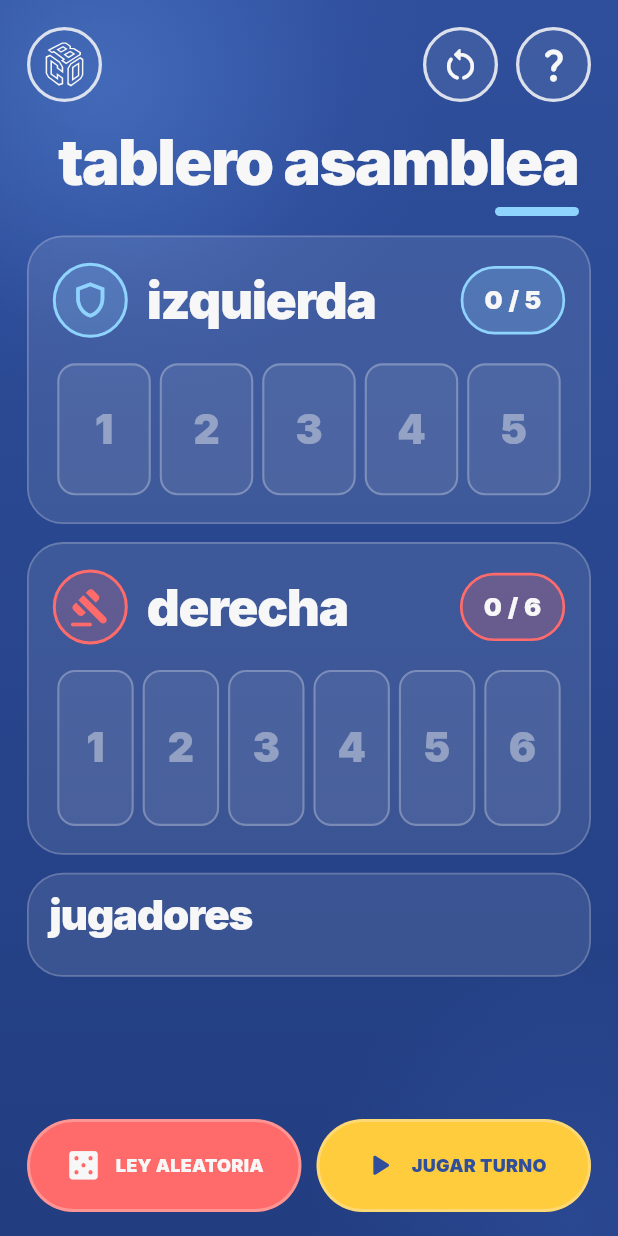
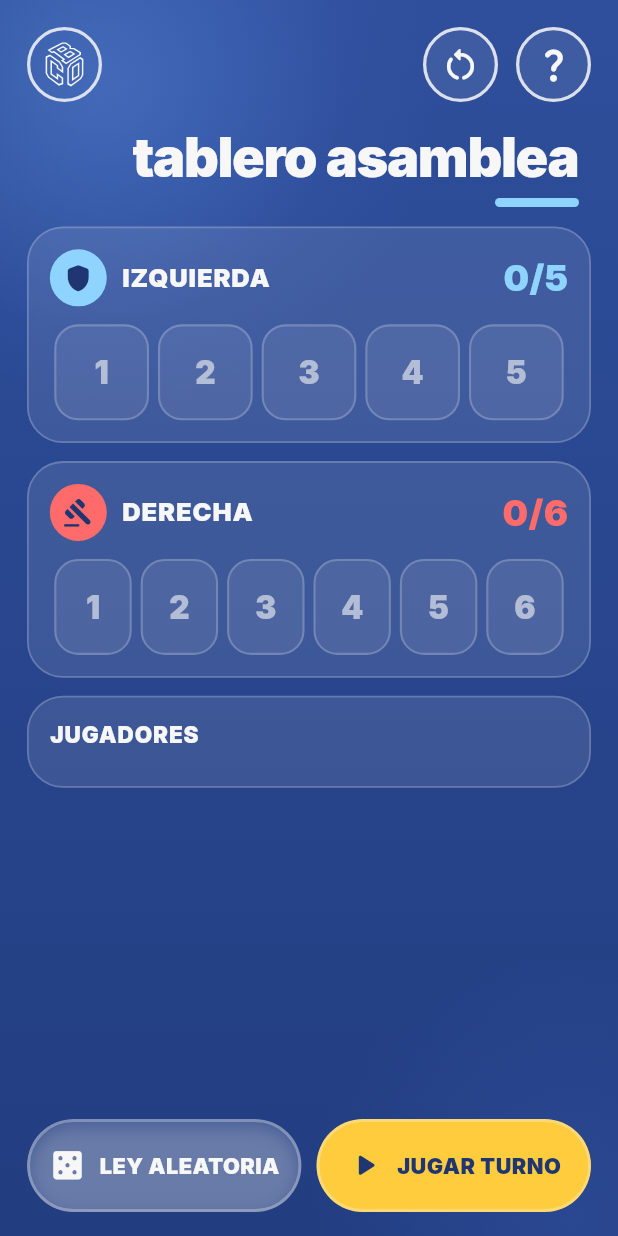
Before and after one commit to Anioljordan/minijuegos_app, a Flutter app: the AsambleaBoardScreen screen opened directly, on a phone screen of 412 x 824 dp. Run offline on Flutter 3.47's test engine with Material 3 defaults, Android fonts, the phone set to English and light mode, and no system bars; our stand-ins replace audioplayers, flutter_svg, shared_preferences; accounts and stored records are empty.

Commit message:
feat: tablero de La Asamblea más limpio
Los poderes de la derecha cortaban su texto dentro de la casilla: ahora
la casilla lleva solo el icono y debajo hay una leyenda. Cabeceras más
compactas, jugadores como fichas (los eliminados tachados), título más
pequeño y traducido, y LEY ALEATORIA como botón secundario de cristal.

Co-Authored-By: Claude Opus 5.5 <noreply@anthropic.com>

```diff
--- a/lib/core/ui_extra_i18n.dart
+++ b/lib/core/ui_extra_i18n.dart
@@ -415,6 +415,7 @@ const Map<String, String> uiCaExact = {
   'LISTA DE PRUEBAS': 'LLISTA DE REPTES',
   'ELIGE': 'TRIA',
   'reparto de roles': 'repartiment de rols',
+  'tablero asamblea': 'tauler assemblea',
   'TU ROL': 'EL TEU ROL',
   'Baja la tarjeta para ocultarlo antes de pasar el móvil.': 'Baixa la targeta per amagar-lo abans de passar el mòbil.',
   'ARRASTRA LA TARJETA': 'ARROSSEGA LA TARGETA',
@@ -1000,6 +1001,7 @@ const Map<String, String> uiEnExact = {
   'LISTA DE PRUEBAS': 'DARE LIST',
   'ELIGE': 'CHOOSE',
   'reparto de roles': 'role assignment',
+  'tablero asamblea': 'assembly board',
   'TU ROL': 'YOUR ROLE',
   'Baja la tarjeta para ocultarlo antes de pasar el móvil.': 'Swipe the card down to hide it before passing the phone.',
   'ARRASTRA LA TARJETA': 'DRAG THE CARD',
--- a/lib/screens/asamblea_board_screen.dart
+++ b/lib/screens/asamblea_board_screen.dart
@@ -1915,7 +1915,7 @@ class _AsambleaBoardScreenState extends State<AsambleaBoardScreen> {
   }
 
   Widget buildTopBar({required bool compact}) {
-    final titleSize = compact ? 34.0 : 42.0;
+    final titleSize = compact ? 30.0 : 36.0;
 
     return Column(
       crossAxisAlignment: CrossAxisAlignment.stretch,
@@ -1994,6 +1994,9 @@ class _AsambleaBoardScreenState extends State<AsambleaBoardScreen> {
     );
   }
 
+  /// Marcador de leyes de un bando: cabecera compacta, casillas y, si el
+  /// bando tiene poderes, una leyenda que los explica (en la casilla solo
+  /// va el icono, así nunca se corta el texto).
   Widget _buildLeyTrack({
     required String title,
     required int total,
@@ -2002,16 +2005,20 @@ class _AsambleaBoardScreenState extends State<AsambleaBoardScreen> {
     required bool compact,
     bool mostrarAcciones = false,
   }) {
-    final cellHeight = mostrarAcciones
-        ? (compact ? 86.0 : 104.0)
-        : (compact ? 72.0 : 88.0);
+    final cellHeight = compact ? 54.0 : 64.0;
+    final poderes = <PoderDerecha>[
+      if (mostrarAcciones)
+        for (var c = 1; c <= total; c++)
+          if (_getPoderDerechaPorCasilla(c) != PoderDerecha.none)
+            _getPoderDerechaPorCasilla(c),
+    ].toSet().toList();
 
     return buildPanel(
       padding: EdgeInsets.fromLTRB(
-        compact ? 12 : 16,
-        compact ? 13 : 17,
-        compact ? 12 : 16,
-        compact ? 14 : 18,
+        14,
+        compact ? 12 : 14,
+        14,
+        compact ? 12 : 14,
       ),
       child: Column(
         crossAxisAlignment: CrossAxisAlignment.stretch,
@@ -2019,56 +2026,40 @@ class _AsambleaBoardScreenState extends State<AsambleaBoardScreen> {
           Row(
             children: [
               Container(
-                width: compact ? 42 : 50,
-                height: compact ? 42 : 50,
-                decoration: BoxDecoration(
-                  color: color.withValues(alpha: 0.18),
-                  shape: BoxShape.circle,
-                  border: Border.all(color: color, width: 2),
-                ),
+                width: compact ? 34 : 38,
+                height: compact ? 34 : 38,
+                decoration: BoxDecoration(color: color, shape: BoxShape.circle),
                 child: Icon(
                   title == 'Izquierda'
-                      ? Icons.shield_outlined
+                      ? Icons.shield_rounded
                       : Icons.gavel_rounded,
-                  color: color,
-                  size: compact ? 23 : 28,
+                  color: CuboColors.blueInk,
+                  size: compact ? 19 : 21,
                 ),
               ),
-              SizedBox(width: compact ? 10 : 13),
+              const SizedBox(width: 10),
               Expanded(
                 child: Text(
-                  tr(title).toLowerCase(),
-                  style: TextStyle(
-                    color: CuboColors.white,
-                    fontSize: compact ? 29 : 34,
-                    height: 0.92,
-                    fontWeight: FontWeight.w900,
-                    letterSpacing: -0.8,
-                  ),
-                ),
-              ),
-              Container(
-                padding: EdgeInsets.symmetric(
-                  horizontal: compact ? 11 : 14,
-                  vertical: compact ? 7 : 9,
-                ),
-                decoration: BoxDecoration(
-                  color: color.withValues(alpha: 0.22),
-                  borderRadius: BorderRadius.circular(999),
-                  border: Border.all(color: color, width: 1.8),
-                ),
-                child: Text(
-                  '$active / $total',
+                  tr(title).toUpperCase(),
                   style: TextStyle(
                     color: CuboColors.white,
                     fontSize: compact ? 15 : 17,
                     fontWeight: FontWeight.w900,
-                  ),
+                    letterSpacing: 0.6,
+                  ),
+                ),
+              ),
+              Text(
+                '$active/$total',
+                style: TextStyle(
+                  color: color,
+                  fontSize: compact ? 20 : 24,
+                  fontWeight: FontWeight.w900,
                 ),
               ),
             ],
           ),
-          SizedBox(height: compact ? 13 : 17),
+          SizedBox(height: compact ? 10 : 12),
           Row(
             children: List.generate(total, (index) {
               final filled = index < active;
@@ -2077,200 +2068,155 @@ class _AsambleaBoardScreenState extends State<AsambleaBoardScreen> {
                   ? _getPoderDerechaPorCasilla(casilla)
                   : PoderDerecha.none;
               final tienePoder = poder != PoderDerecha.none;
+              final fg = filled ? CuboColors.blueInk : CuboColors.whiteA(0.6);
 
               return Expanded(
-                child: Container(
+                child: AnimatedContainer(
+                  duration: const Duration(milliseconds: 300),
                   height: cellHeight,
-                  margin: EdgeInsets.symmetric(horizontal: compact ? 2 : 3),
-                  padding: EdgeInsets.symmetric(
-                    horizontal: compact ? 3 : 5,
-                    vertical: compact ? 6 : 8,
-                  ),
+                  margin: const EdgeInsets.symmetric(horizontal: 3),
                   decoration: BoxDecoration(
-                    color: filled ? color : CuboColors.whiteA(0.07),
-                    borderRadius: CuboRadii.smAll,
+                    color: filled ? color : CuboColors.whiteA(0.08),
+                    borderRadius: const BorderRadius.all(Radius.circular(16)),
                     border: Border.all(
-                      color: filled
-                          ? CuboColors.white
-                          : CuboColors.white.withValues(alpha: 0.28),
-                      width: filled ? 2.2 : 1.4,
-                    ),
-                    boxShadow: filled
-                        ? [
-                            BoxShadow(
-                              color: color.withValues(alpha: 0.32),
-                              blurRadius: 12,
-                              offset: const Offset(0, 5),
+                      color: filled ? color : CuboColors.whiteA(0.22),
+                      width: 1.4,
+                    ),
+                  ),
+                  child: Center(
+                    child: filled
+                        ? Icon(Icons.check_rounded, color: fg, size: 26)
+                        : tienePoder
+                        ? Icon(_iconoPoder(poder), color: fg, size: 22)
+                        : Text(
+                            '$casilla',
+                            style: TextStyle(
+                              color: fg,
+                              fontSize: compact ? 18 : 21,
+                              fontWeight: FontWeight.w900,
                             ),
-                          ]
-                        : null,
-                  ),
-                  child: mostrarAcciones && tienePoder
-                      ? Column(
-                          mainAxisAlignment: MainAxisAlignment.center,
-                          children: [
-                            Icon(
-                              _iconoPoder(poder),
-                              color: CuboColors.white,
-                              size: compact ? 22 : 27,
-                            ),
-                            SizedBox(height: compact ? 5 : 7),
-                            Text(
-                              _textoPoder(poder),
-                              textAlign: TextAlign.center,
-                              maxLines: 3,
-                              overflow: TextOverflow.ellipsis,
-                              style: TextStyle(
-                                color: CuboColors.white.withValues(
-                                  alpha: filled ? 1 : 0.80,
-                                ),
-                                fontSize: compact ? 8.2 : 9.5,
-                                fontWeight: FontWeight.w900,
-                                height: 1.05,
-                              ),
-                            ),
-                          ],
-                        )
-                      : Column(
-                          mainAxisAlignment: MainAxisAlignment.center,
-                          children: [
-                            Text(
-                              '$casilla',
-                              style: TextStyle(
-                                color: filled
-                                    ? CuboColors.white
-                                    : CuboColors.white.withValues(alpha: 0.42),
-                                fontSize: compact ? 22 : 27,
-                                fontWeight: FontWeight.w900,
-                              ),
-                            ),
-                            if (filled) ...[
-                              SizedBox(height: compact ? 3 : 5),
-                              Icon(
-                                Icons.check_rounded,
-                                color: CuboColors.white,
-                                size: compact ? 16 : 19,
-                              ),
-                            ],
-                          ],
-                        ),
+                          ),
+                  ),
                 ),
               );
             }),
           ),
+          if (poderes.isNotEmpty) ...[
+            SizedBox(height: compact ? 10 : 12),
+            Wrap(
+              spacing: 14,
+              runSpacing: 6,
+              children: [
+                for (final poder in poderes)
+                  Row(
+                    mainAxisSize: MainAxisSize.min,
+                    children: [
+                      Icon(
+                        _iconoPoder(poder),
+                        color: CuboColors.whiteA(0.75),
+                        size: 16,
+                      ),
+                      const SizedBox(width: 5),
+                      Text(
+                        _textoPoder(poder),
+                        style: TextStyle(
+                          color: CuboColors.whiteA(0.75),
+                          fontSize: 12.5,
+                          fontWeight: FontWeight.w800,
+                        ),
+                      ),
+                    ],
+                  ),
+              ],
+            ),
+          ],
         ],
       ),
     );
   }
 
-  Widget _buildInfoCard(
-    String title,
-    String value,
-    IconData icon,
-    Color color,
-  ) {
-    return Expanded(
-      child: buildPanel(
-        padding: const EdgeInsets.symmetric(horizontal: 10, vertical: 12),
-        child: Column(
-          children: [
-            Icon(icon, color: CuboColors.white, size: 28),
-            const SizedBox(height: 8),
-            Text(
-              tr(title).toUpperCase(),
-              textAlign: TextAlign.center,
-              style: TextStyle(
-                color: CuboColors.white.withValues(alpha: 0.62),
-                fontSize: 10.5,
-                fontWeight: FontWeight.w900,
-                letterSpacing: 0.6,
-              ),
-            ),
-            const SizedBox(height: 6),
-            Text(
-              value,
-              textAlign: TextAlign.center,
-              maxLines: 2,
-              overflow: TextOverflow.ellipsis,
-              style: const TextStyle(
-                color: CuboColors.white,
-                fontSize: 16,
-                fontWeight: FontWeight.w900,
-                height: 1.1,
-              ),
-            ),
-          ],
-        ),
-      ),
-    );
-  }
-
+  /// Jugadores como fichas; los eliminados, tachados y apagados.
   Widget _buildJugadoresList() {
     return buildPanel(
       child: Column(
         crossAxisAlignment: CrossAxisAlignment.start,
         children: [
-          sectionTitle('Jugadores'),
-          const SizedBox(height: 12),
-          ...players.asMap().entries.map((entry) {
-            final i = entry.key;
-            final player = entry.value;
-
-            return Container(
-              margin: const EdgeInsets.only(bottom: 9),
-              padding: const EdgeInsets.symmetric(horizontal: 12, vertical: 10),
-              decoration: player.isAlive
-                  ? CuboDecorations.glass(radius: CuboRadii.md)
-                  : BoxDecoration(
-                      color: CuboColors.whiteA(0.035),
-                      borderRadius: CuboRadii.mdAll,
-                      border: Border.all(
-                        color: CuboColors.alert.withValues(alpha: 0.55),
-                        width: 1.2,
+          Text(
+            tr('Jugadores').toUpperCase(),
+            style: const TextStyle(
+              color: CuboColors.white,
+              fontSize: 15,
+              fontWeight: FontWeight.w900,
+              letterSpacing: 0.6,
+            ),
+          ),
+          const SizedBox(height: 10),
+          Wrap(
+            spacing: 8,
+            runSpacing: 8,
+            children: [
+              for (var i = 0; i < players.length; i++)
+                _buildPlayerChip(i + 1, players[i].name, players[i].isAlive),
+            ],
+          ),
+        ],
+      ),
+    );
+  }
+
+  Widget _buildPlayerChip(int number, String name, bool alive) {
+    return Opacity(
+      opacity: alive ? 1 : 0.45,
+      child: Container(
+        padding: const EdgeInsets.fromLTRB(5, 5, 14, 5),
+        decoration: BoxDecoration(
+          color: CuboColors.whiteA(0.12),
+          borderRadius: const BorderRadius.all(Radius.circular(999)),
+        ),
+        child: Row(
+          mainAxisSize: MainAxisSize.min,
+          children: [
+            Container(
+              width: 28,
+              height: 28,
+              alignment: Alignment.center,
+              decoration: BoxDecoration(
+                color: alive ? CuboColors.white : CuboColors.alert,
+                shape: BoxShape.circle,
+              ),
+              child: alive
+                  ? Text(
+                      '$number',
+                      style: const TextStyle(
+                        color: CuboColors.blueInk,
+                        fontSize: 13,
+                        fontWeight: FontWeight.w900,
                       ),
-                    ),
-              child: Row(
-                children: [
-                  Container(
-                    width: 38,
-                    height: 38,
-                    decoration: BoxDecoration(
-                      shape: BoxShape.circle,
-                      border: Border.all(
-                        color: CuboColors.white.withValues(alpha: 0.85),
-                        width: 2,
-                      ),
-                    ),
-                    child: Center(
-                      child: Text(
-                        '${i + 1}',
-                        style: const TextStyle(
-                          color: CuboColors.white,
-                          fontWeight: FontWeight.w900,
-                        ),
-                      ),
-                    ),
-                  ),
-                  const SizedBox(width: 12),
-                  Expanded(
-                    child: Text(
-                      player.isAlive
-                          ? player.name
-                          : '${player.name} (eliminado)',
-                      style: TextStyle(
-                        color: player.isAlive
-                            ? CuboColors.white
-                            : CuboColors.white.withValues(alpha: 0.45),
-                        fontWeight: FontWeight.w900,
-                        fontSize: 15.5,
-                      ),
-                    ),
-                  ),
-                ],
-              ),
-            );
-          }),
-        ],
+                    )
+                  : const Icon(
+                      Icons.close_rounded,
+                      color: CuboColors.white,
+                      size: 18,
+                    ),
+            ),
+            const SizedBox(width: 8),
+            ConstrainedBox(
+              constraints: const BoxConstraints(maxWidth: 140),
+              child: Text(
+                name,
+                maxLines: 1,
+                overflow: TextOverflow.ellipsis,
+                style: TextStyle(
+                  color: CuboColors.white,
+                  fontSize: 15,
+                  fontWeight: FontWeight.w800,
+                  decoration: alive ? null : TextDecoration.lineThrough,
+                  decorationColor: CuboColors.white,
+                ),
+              ),
+            ),
+          ],
+        ),
       ),
     );
   }
@@ -2340,9 +2286,9 @@ class _AsambleaBoardScreenState extends State<AsambleaBoardScreen> {
                         color: foregroundColor.withValues(
                           alpha: enabled ? 1 : 0.40,
                         ),
-                        fontSize: compact ? 10.5 : 12,
+                        fontSize: compact ? 13 : 14.5,
                         fontWeight: FontWeight.w900,
-                        letterSpacing: 0.2,
+                        letterSpacing: 0.3,
                       ),
                     ),
                   ),
@@ -2432,7 +2378,7 @@ class _AsambleaBoardScreenState extends State<AsambleaBoardScreen> {
                           _buildBoardActionButton(
                             icon: Icons.casino_rounded,
                             label: 'LEY ALEATORIA',
-                            backgroundColor: CuboColors.alert,
+                            backgroundColor: CuboColors.whiteA(0.14),
                             foregroundColor: CuboColors.white,
                             onTap: partidaTerminada ? null : _sacarLeyAleatoria,
                             compact: compact,
@@ -2442,7 +2388,7 @@ class _AsambleaBoardScreenState extends State<AsambleaBoardScreen> {
                             icon: Icons.play_arrow_rounded,
                             label: 'JUGAR TURNO',
                             backgroundColor: CuboColors.fiesta,
-                            foregroundColor: CuboColors.blue,
+                            foregroundColor: CuboColors.blueInk,
                             onTap: partidaTerminada ? null : _jugarTurno,
                             compact: compact,
                           ),
```
